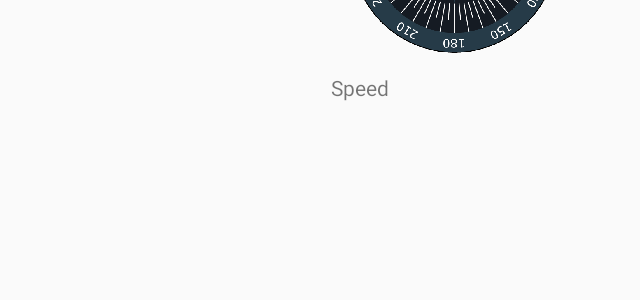
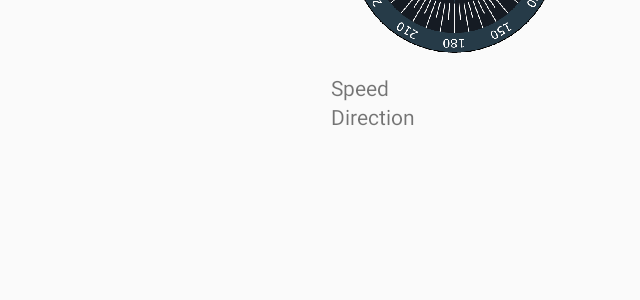
Before and after one commit to RegatteBzh/android-client, an Android app: the fragment SkipperFragment placed in its activity, on a phone screen of 824 x 412 dp (held sideways). Shown: the part 174-474 px from the top of the screen, without its empty margins (596-1236 px from the left). Run offline under Robolectric (Android 15) with nearby library versions, the phone set to English and light mode, and no system bars; libraries missing offline, so code that uses them is left out: com.loopj.android, cz.msebera.android; 6 statements that could not run were skipped.

Commit message:
events on compass

```diff
--- /dev/null
+++ b/app/src/main/java/fr/sea_race/client/searace/component/OnCompassEventListener.java
@@ -0,0 +1,10 @@
+package fr.sea_race.client.searace.component;
+
+/**
+ * Created by cmeichel on 12/8/17.
+ */
+
+public interface OnCompassEventListener {
+    public void OnAngleUpdate(float angle);
+    public void OnStartAngle(float angle);
+}
--- a/app/src/main/java/fr/sea_race/client/searace/main/SkipperFragment.java
+++ b/app/src/main/java/fr/sea_race/client/searace/main/SkipperFragment.java
@@ -22,6 +22,8 @@ import java.util.Map;
 
 import cz.msebera.android.httpclient.Header;
 import fr.sea_race.client.searace.R;
+import fr.sea_race.client.searace.component.Compass;
+import fr.sea_race.client.searace.component.OnCompassEventListener;
 import fr.sea_race.client.searace.models.Skipper;
 import fr.sea_race.client.searace.net.ApiRequest;
 
@@ -60,6 +62,24 @@ public class SkipperFragment extends Fragment {
         super.onResume();
 
         loadSkipper();
+        manageCompass();
+    }
+
+    private void manageCompass() {
+        Compass compass = (Compass)getView().findViewById(R.id.compass);
+        compass.setOnCompassEventListener(new OnCompassEventListener() {
+            @Override
+            public void OnAngleUpdate(float angle) {
+                skipper.direction = angle;
+                TextView direction = (TextView)getView().findViewById(R.id.skipper_direction_value);
+                direction.setText(String.format("%.0f", skipper.direction));
+            }
+
+            @Override
+            public void OnStartAngle(float angle) {
+
+            }
+        });
     }
 
     private void loadSkipper() {
@@ -90,5 +110,12 @@ public class SkipperFragment extends Fragment {
     private void updateView() {
         TextView speed = (TextView)getView().findViewById(R.id.skipper_speed_value);
         speed.setText(String.format("%.2f", skipper.speed));
+
+        TextView direction = (TextView)getView().findViewById(R.id.skipper_direction_value);
+        direction.setText(String.format("%.0f", skipper.direction));
+
+        Compass compass = (Compass)getView().findViewById(R.id.compass);
+        compass.setAngle((float)skipper.direction);
+
     }
 }
--- a/app/src/main/java/fr/sea_race/client/searace/models/Skipper.java
+++ b/app/src/main/java/fr/sea_race/client/searace/models/Skipper.java
@@ -16,6 +16,7 @@ public class Skipper {
     public String id;
     public Race race;
     public double speed;
+    public double direction;
 
     public Skipper() {
     }
@@ -24,6 +25,7 @@ public class Skipper {
         this.id = data.has("id") ? data.getString("id") : "";
         this.race = data.has("race") ? new Race(data.getJSONObject("race")) : null;
         this.speed = data.has("speed") ? data.getDouble("speed") : 0;
+        this.direction = data.has("direction") ? data.getDouble("direction") : 0f;
     }
 
     public static List<Skipper> fromJsonArray(JSONArray jsonSkippers) throws JSONException {
--- a/app/src/main/res/layout/fragment_main_skipper.xml
+++ b/app/src/main/res/layout/fragment_main_skipper.xml
@@ -51,10 +51,29 @@
                     android:id="@+id/skipper_speed_value"
                     android:layout_width="wrap_content"
                     android:layout_height="wrap_content"
+                    android:textAppearance="@style/AppTheme.digital"
                     />
             </LinearLayout>
 
             <!-- BEARING -->
+            <LinearLayout
+                android:layout_width="match_parent"
+                android:layout_height="wrap_content"
+                android:orientation="horizontal">
+
+                <TextView
+                    android:id="@+id/skipper_direction_label"
+                    android:layout_width="wrap_content"
+                    android:layout_height="wrap_content"
+                    android:text="@string/skipper_direction_label"
+                    />
+                <TextView
+                    android:id="@+id/skipper_direction_value"
+                    android:layout_width="wrap_content"
+                    android:layout_height="wrap_content"
+                    android:textAppearance="@style/AppTheme.digital"
+                    />
+            </LinearLayout>
 
         </LinearLayout>
     </LinearLayout>
--- a/app/src/main/res/values/strings.xml
+++ b/app/src/main/res/values/strings.xml
@@ -15,4 +15,5 @@
     <string name="login_missing_token">Oh no! Google did not deliver a token</string>
 
     <string name="skipper_speed_label">Speed</string>
+    <string name="skipper_direction_label">Direction</string>
 </resources>
--- a/app/src/main/res/values/styles.xml
+++ b/app/src/main/res/values/styles.xml
@@ -18,4 +18,9 @@
 
     <style name="AppTheme.PopupOverlay" parent="ThemeOverlay.AppCompat.Light" />
 
+    <style name="AppTheme.digital">
+        <item name="android:fontFamily">@font/dsdigi</item>
+        <item name="android:textSize">14dp</item>
+    </style>
+
 </resources>
```
Also changed, not shown: app/src/main/java/fr/sea_race/client/searace/component/Compass.java (+43 -0 lines), app/src/main/res/font/font.xml (added, +7 -0 lines), app/src/main/res/font/dsdigi.ttf (added).
